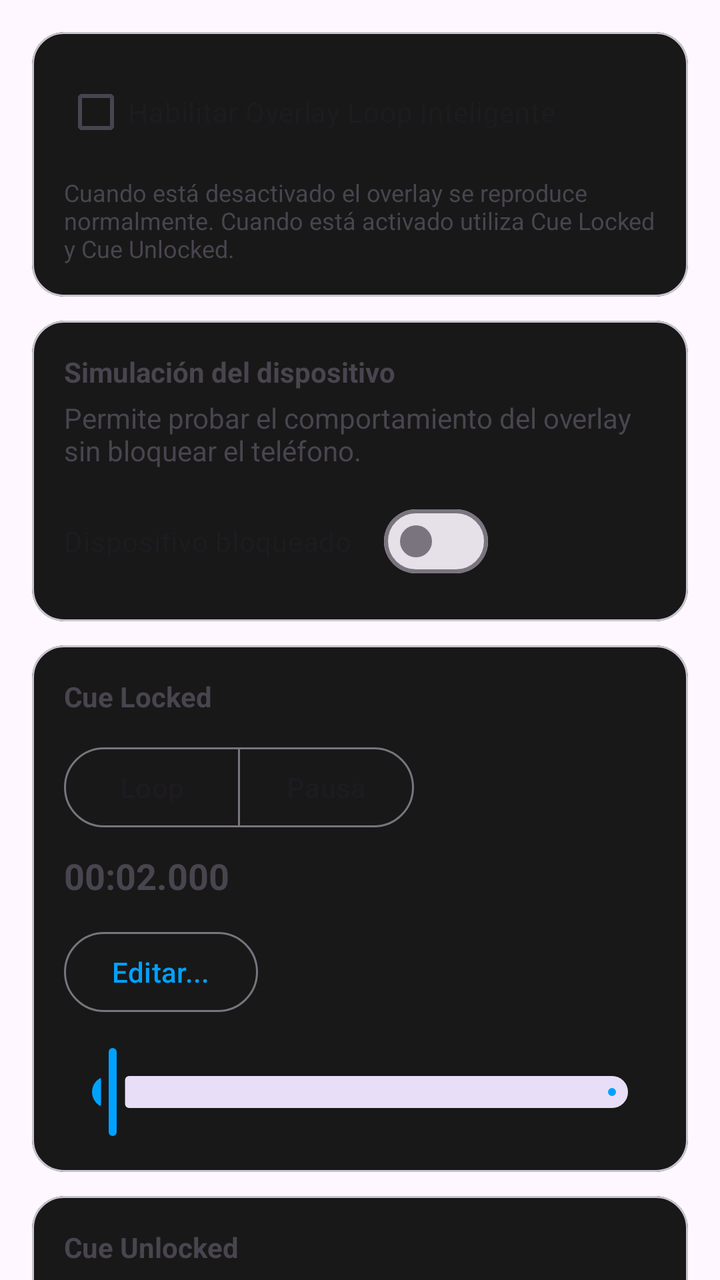
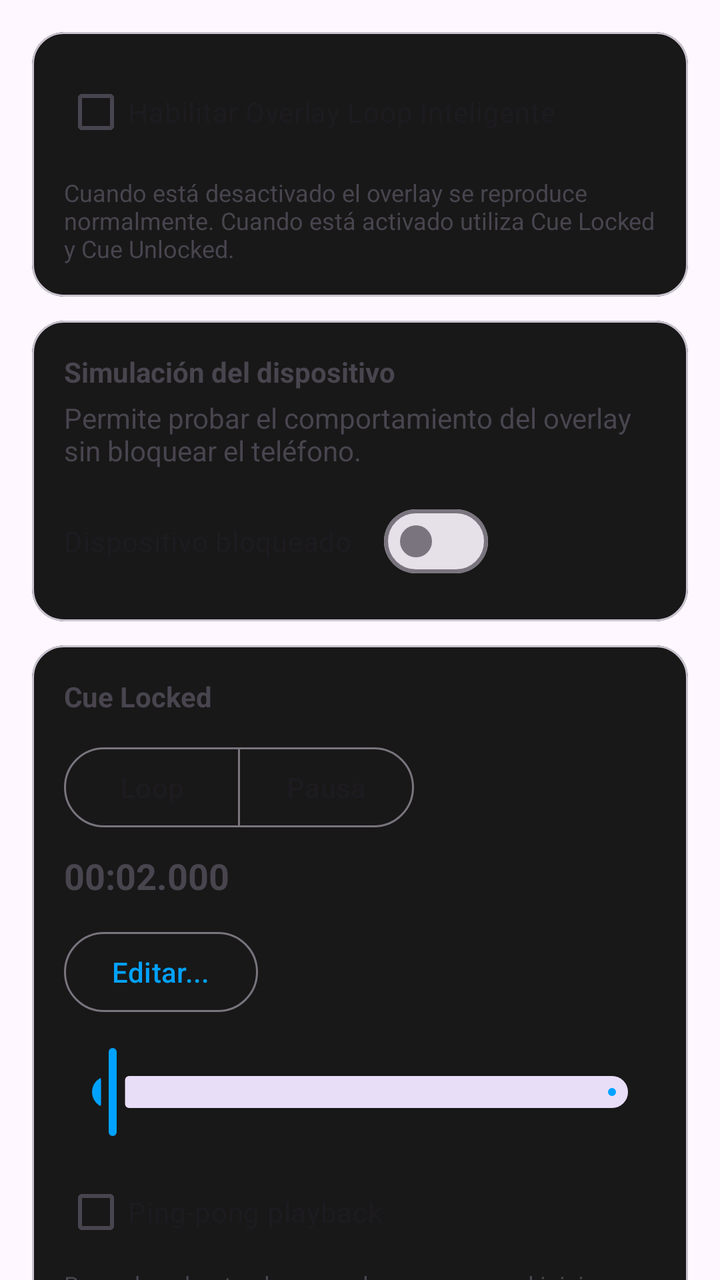

Before-and-after screenshots of an Android layout around one commit, followed by the original layout XML and the change that was made.
<!-- AndroidManifest.xml: application theme Theme.RomasterLiveWall -->
<!-- res/layout/layout_playback.xml -->
<?xml version="1.0" encoding="utf-8"?>
<androidx.core.widget.NestedScrollView
    xmlns:android="http://schemas.android.com/apk/res/android"
    xmlns:app="http://schemas.android.com/apk/res-auto"
    android:layout_width="match_parent"
    android:layout_height="match_parent">

    <LinearLayout
        android:layout_width="match_parent"
        android:layout_height="wrap_content"
        android:orientation="vertical"
        android:padding="16dp">

        
        
        

        <com.google.android.material.card.MaterialCardView
            android:layout_width="match_parent"
            android:layout_height="wrap_content"
            android:layout_marginBottom="12dp"
            app:cardCornerRadius="16dp">

            <LinearLayout
                android:layout_width="match_parent"
                android:layout_height="wrap_content"
                android:orientation="vertical"
                android:padding="16dp">

                <CheckBox
                    android:id="@+id/checkEnableOverlayLoop"
                    android:layout_width="wrap_content"
                    android:layout_height="wrap_content"
                    android:text="Habilitar Overlay Loop Inteligente"/>

                <TextView
                    android:layout_width="match_parent"
                    android:layout_height="wrap_content"
                    android:layout_marginTop="8dp"
                    android:text="Cuando está desactivado el overlay se reproduce normalmente. Cuando está activado utiliza Cue Locked y Cue Unlocked."
                    android:textSize="12sp"/>

            </LinearLayout>

        </com.google.android.material.card.MaterialCardView>

        
        
        

        <com.google.android.material.card.MaterialCardView
            android:layout_width="match_parent"
            android:layout_height="wrap_content"
            android:layout_marginBottom="12dp"
            app:cardCornerRadius="16dp">

            <LinearLayout
                android:layout_width="match_parent"
                android:layout_height="wrap_content"
                android:orientation="vertical"
                android:padding="16dp">

                <TextView
                    android:layout_width="wrap_content"
                    android:layout_height="wrap_content"
                    android:text="Simulación del dispositivo"
                    android:textStyle="bold"/>

                <TextView
                    android:layout_width="wrap_content"
                    android:layout_height="wrap_content"
                    android:layout_marginTop="4dp"
                    android:text="Permite probar el comportamiento del overlay sin bloquear el teléfono."/>

                <com.google.android.material.materialswitch.MaterialSwitch
                    android:id="@+id/switchPreviewLocked"
                    android:layout_width="wrap_content"
                    android:layout_height="wrap_content"
                    android:layout_marginTop="12dp"
                    android:text="Dispositivo bloqueado"/>

            </LinearLayout>

        </com.google.android.material.card.MaterialCardView>

        
        
        

        <com.google.android.material.card.MaterialCardView
            android:layout_width="match_parent"
            android:layout_height="wrap_content"
            android:layout_marginBottom="12dp"
            app:cardCornerRadius="16dp">

            <LinearLayout
                android:layout_width="match_parent"
                android:layout_height="wrap_content"
                android:orientation="vertical"
                android:padding="16dp">

                <TextView
                    android:layout_width="wrap_content"
                    android:layout_height="wrap_content"
                    android:text="Cue Locked"
                    android:textStyle="bold"/>
                
                <com.google.android.material.button.MaterialButtonToggleGroup
                    android:id="@+id/toggleCueLockedMode"
                    android:layout_width="wrap_content"
                    android:layout_height="wrap_content"
                    android:layout_marginTop="12dp"
                    app:singleSelection="true"
                    app:selectionRequired="true">
                
                    <com.google.android.material.button.MaterialButton
                        android:id="@+id/buttonCueLockedLoop"
                        style="?attr/materialButtonOutlinedStyle"
                        android:layout_width="wrap_content"
                        android:layout_height="wrap_content"
                        android:text="Loop"/>
                
                    <com.google.android.material.button.MaterialButton
                        android:id="@+id/buttonCueLockedPause"
                        style="?attr/materialButtonOutlinedStyle"
                        android:layout_width="wrap_content"
                        android:layout_height="wrap_content"
                        android:text="Pausa"/>
                
                </com.google.android.material.button.MaterialButtonToggleGroup>

                <TextView
                    android:id="@+id/textCueLocked"
                    android:layout_width="wrap_content"
                    android:layout_height="wrap_content"
                    android:layout_marginTop="8dp"
                    android:text="00:02.000"
                    android:textSize="18sp"
                    android:textStyle="bold"/>

                <com.google.android.material.button.MaterialButton
                    android:id="@+id/buttonCueLocked"
                    style="?attr/materialButtonOutlinedStyle"
                    android:layout_width="wrap_content"
                    android:layout_height="wrap_content"
                    android:layout_marginTop="12dp"
                    android:text="Editar..."/>

                <com.google.android.material.slider.Slider
                    android:id="@+id/sliderCueLocked"
                    android:layout_width="match_parent"
                    android:layout_height="wrap_content"
                    android:layout_marginTop="12dp"
                    android:valueFrom="0"
                    android:valueTo="1"
                    android:value="0.01"/>

            </LinearLayout>

        </com.google.android.material.card.MaterialCardView>

        
        
        

        <com.google.android.material.card.MaterialCardView
            android:layout_width="match_parent"
            android:layout_height="wrap_content"
            app:cardCornerRadius="16dp">

            <LinearLayout
                android:layout_width="match_parent"
                android:layout_height="wrap_content"
                android:orientation="vertical"
                android:padding="16dp">

                <TextView
                    android:layout_width="wrap_content"
                    android:layout_height="wrap_content"
                    android:text="Cue Unlocked"
                    android:textStyle="bold"/>
                
                <com.google.android.material.button.MaterialButtonToggleGroup
                    android:id="@+id/toggleCueUnlockedMode"
                    android:layout_width="wrap_content"
                    android:layout_height="wrap_content"
                    android:layout_marginTop="12dp"
                    app:singleSelection="true"
                    app:selectionRequired="true">
                
                    <com.google.android.material.button.MaterialButton
                        android:id="@+id/buttonCueUnlockedLoop"
                        style="?attr/materialButtonOutlinedStyle"
                        android:layout_width="wrap_content"
                        android:layout_height="wrap_content"
                        android:text="Loop"/>
                
                    <com.google.android.material.button.MaterialButton
                        android:id="@+id/buttonCueUnlockedPause"
                        style="?attr/materialButtonOutlinedStyle"
                        android:layout_width="wrap_content"
                        android:layout_height="wrap_content"
                        android:text="Pausa"/>
                
                </com.google.android.material.button.MaterialButtonToggleGroup>

                <TextView
                    android:id="@+id/textCueUnlocked"
                    android:layout_width="wrap_content"
                    android:layout_height="wrap_content"
                    android:layout_marginTop="8dp"
                    android:text="00:05.000"
                    android:textSize="18sp"
                    android:textStyle="bold"/>

                <com.google.android.material.button.MaterialButton
                    android:id="@+id/buttonCueUnlocked"
                    style="?attr/materialButtonOutlinedStyle"
                    android:layout_width="wrap_content"
                    android:layout_height="wrap_content"
                    android:layout_marginTop="12dp"
                    android:text="Editar..."/>

                <com.google.android.material.slider.Slider
                    android:id="@+id/sliderCueUnlocked"
                    android:layout_width="match_parent"
                    android:layout_height="wrap_content"
                    android:layout_marginTop="12dp"
                    android:valueFrom="0"
                    android:valueTo="1"
                    android:value="0.99"/>

            </LinearLayout>

        </com.google.android.material.card.MaterialCardView>
        
        
        
        
        
        <com.google.android.material.card.MaterialCardView
            android:layout_width="match_parent"
            android:layout_height="wrap_content"
            android:layout_marginTop="12dp"
            android:layout_marginBottom="12dp"
            app:cardCornerRadius="16dp">
        
            <LinearLayout
                android:layout_width="match_parent"
                android:layout_height="wrap_content"
                android:orientation="vertical"
                android:padding="16dp">
        
                
        
                <TextView
                    android:layout_width="wrap_content"
                    android:layout_height="wrap_content"
                    android:text="Configuración de Soft Start"
                    android:textSize="18sp"
                    android:textStyle="bold"/>
        
                <TextView
                    android:layout_width="match_parent"
                    android:layout_height="wrap_content"
                    android:layout_marginTop="4dp"
                    android:text="Configurá de forma independiente la duración del fade de entrada de cada elemento."
                    android:textSize="12sp"/>
        
        
                
                
                
        
                <LinearLayout
                    android:layout_width="match_parent"
                    android:layout_height="wrap_content"
                    android:layout_marginTop="20dp"
                    android:gravity="center_vertical"
                    android:orientation="horizontal">
        
                    <LinearLayout
                        android:layout_width="0dp"
                        android:layout_height="wrap_content"
                        android:layout_weight="1"
                        android:orientation="vertical">
        
                        <TextView
                            android:layout_width="wrap_content"
                            android:layout_height="wrap_content"
                            android:text="Video principal"
                            android:textStyle="bold"/>
        
                        <TextView
                            android:id="@+id/textVideoFadeDuration"
                            android:layout_width="wrap_content"
                            android:layout_height="wrap_content"
                            android:layout_marginTop="2dp"
                            android:text="2000 ms"
                            android:textSize="14sp"/>
        
                    </LinearLayout>
        
                    <com.google.android.material.button.MaterialButton
                        android:id="@+id/buttonVideoFadeDuration"
                        style="?attr/materialButtonOutlinedStyle"
                        android:layout_width="wrap_content"
                        android:layout_height="wrap_content"
                        android:text="Editar..."/>
        
                </LinearLayout>
        
        
                
                
                
        
                <LinearLayout
                    android:layout_width="match_parent"
                    android:layout_height="wrap_content"
                    android:layout_marginTop="16dp"
                    android:gravity="center_vertical"
                    android:orientation="horizontal">
        
                    <LinearLayout
                        android:layout_width="0dp"
                        android:layout_height="wrap_content"
                        android:layout_weight="1"
                        android:orientation="vertical">
        
                        <TextView
                            android:layout_width="wrap_content"
                            android:layout_height="wrap_content"
                            android:text="Video Overlay"
                            android:textStyle="bold"/>
        
                        <TextView
                            android:id="@+id/textOverlayFadeDuration"
                            android:layout_width="wrap_content"
                            android:layout_height="wrap_content"
                            android:layout_marginTop="2dp"
                            android:text="3000 ms"
                            android:textSize="14sp"/>
        
                    </LinearLayout>
        
                    <com.google.android.material.button.MaterialButton
                        android:id="@+id/buttonOverlayFadeDuration"
                        style="?attr/materialButtonOutlinedStyle"
                        android:layout_width="wrap_content"
                        android:layout_height="wrap_content"
                        android:text="Editar..."/>
        
                </LinearLayout>
        
        
                
                
                
        
                <LinearLayout
                    android:layout_width="match_parent"
                    android:layout_height="wrap_content"
                    android:layout_marginTop="16dp"
                    android:gravity="center_vertical"
                    android:orientation="horizontal">
        
                    <LinearLayout
                        android:layout_width="0dp"
                        android:layout_height="wrap_content"
                        android:layout_weight="1"
                        android:orientation="vertical">
        
                        <TextView
                            android:layout_width="wrap_content"
                            android:layout_height="wrap_content"
                            android:text="Reloj"
                            android:textStyle="bold"/>
        
                        <TextView
                            android:id="@+id/textClockFadeDuration"
                            android:layout_width="wrap_content"
                            android:layout_height="wrap_content"
                            android:layout_marginTop="2dp"
                            android:text="1000 ms"
                            android:textSize="14sp"/>
        
                    </LinearLayout>
        
                    <com.google.android.material.button.MaterialButton
                        android:id="@+id/buttonClockFadeDuration"
                        style="?attr/materialButtonOutlinedStyle"
                        android:layout_width="wrap_content"
                        android:layout_height="wrap_content"
                        android:text="Editar..."/>
        
                </LinearLayout>
        
            </LinearLayout>
        
        </com.google.android.material.card.MaterialCardView>

    </LinearLayout>

</androidx.core.widget.NestedScrollView>
<!-- resources referenced by this layout -->
<resources>
  <style name="Theme.RomasterLiveWall" parent="Theme.Material3.DayNight.NoActionBar">
  
          <item name="colorPrimary">@color/md_theme_primary</item>
          <item name="colorSurface">@color/md_theme_surface</item>
          <item name="colorSurfaceVariant">@color/md_theme_surfaceVariant</item>
          <item name="android:statusBarColor">@android:color/transparent</item>
  
      </style>
  <color name="md_theme_primary">#00A2FF</color>
  <color name="md_theme_surface">#181818</color>
  <color name="md_theme_surfaceVariant">#242424</color>
</resources>

<!-- the commit's change to res/layout/layout_playback.xml (unified diff, before → after) -->
@@ -155,6 +155,20 @@
                     android:valueTo="1"
                     android:value="0.01"/>
 
+                <CheckBox
+                    android:id="@+id/checkCueLockedPingPong"
+                    android:layout_width="match_parent"
+                    android:layout_height="wrap_content"
+                    android:layout_marginTop="12dp"
+                    android:text="Ping-pong playback"/>
+
+                <TextView
+                    android:layout_width="match_parent"
+                    android:layout_height="wrap_content"
+                    android:layout_marginTop="4dp"
+                    android:text="Reproduce hasta el cue, vuelve en reversa al inicio y repite (0 ↔ cue)."
+                    android:textSize="12sp"/>
+
             </LinearLayout>
 
         </com.google.android.material.card.MaterialCardView>
@@ -229,6 +243,20 @@
                     android:valueFrom="0"
                     android:valueTo="1"
                     android:value="0.99"/>
+
+                <CheckBox
+                    android:id="@+id/checkCueUnlockedPingPong"
+                    android:layout_width="match_parent"
+                    android:layout_height="wrap_content"
+                    android:layout_marginTop="12dp"
+                    android:text="Ping-pong playback"/>
+
+                <TextView
+                    android:layout_width="match_parent"
+                    android:layout_height="wrap_content"
+                    android:layout_marginTop="4dp"
+                    android:text="Reproduce hasta el final, vuelve en reversa al cue unlocked y repite (cue ↔ final)."
+                    android:textSize="12sp"/>
 
             </LinearLayout>
 
